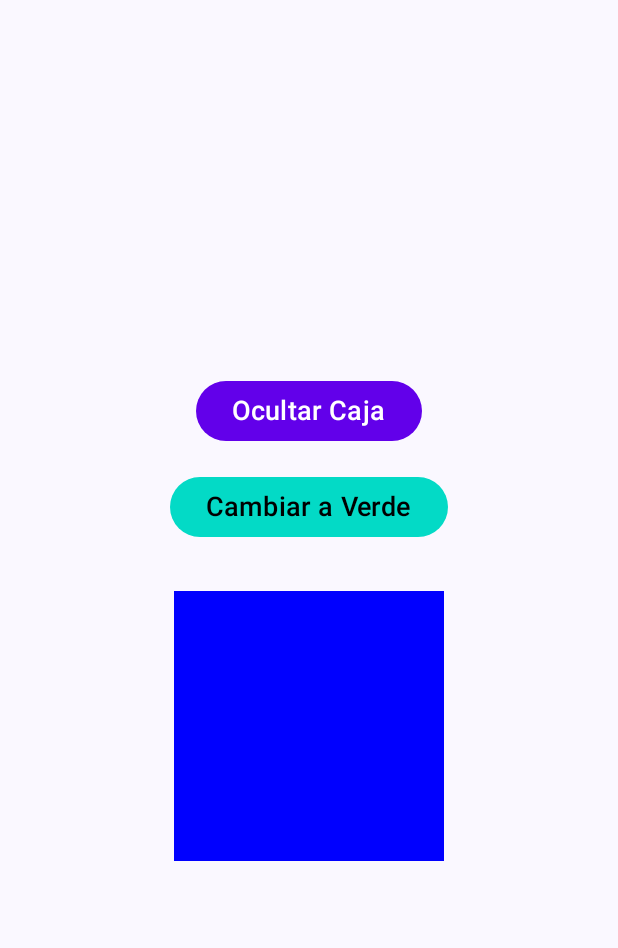
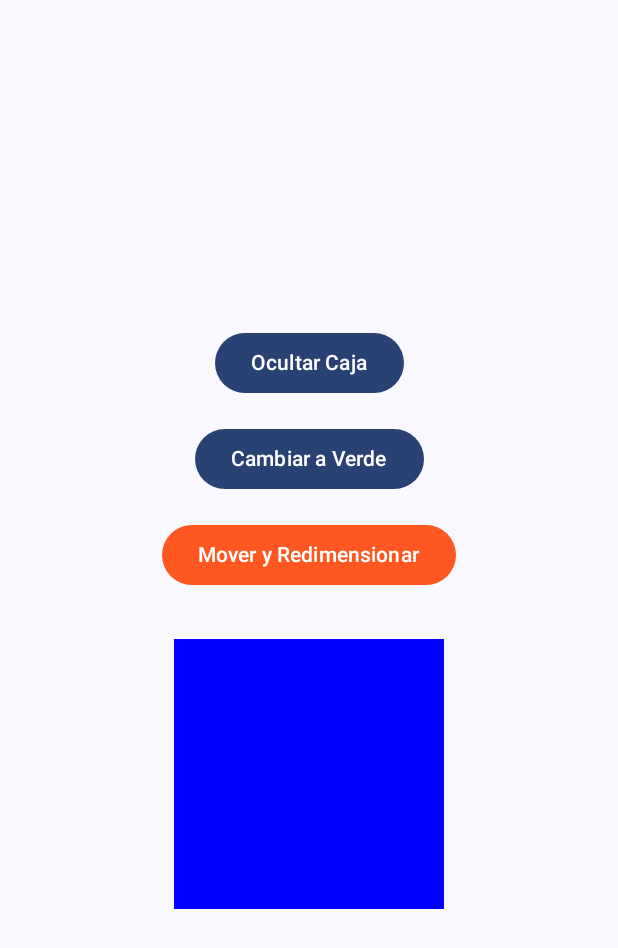
Before and after one commit to albieri765/Lab13Moviles, an Android app built with Jetpack Compose: the screen it shows after launch (MainActivity), after a tap on "Mostrar Caja", on a phone screen of 412 x 824 dp. Shown: the top 948 px of the screen. Run offline under Robolectric (Android 15) with nearby library versions, the phone set to English and light mode, and no system bars.

Commit message:
Tercer commit: Animacion de tamaño y posicion

```diff
--- a/app/src/main/java/com/example/animacionvisibledemo/MainActivity.kt
+++ b/app/src/main/java/com/example/animacionvisibledemo/MainActivity.kt
@@ -6,6 +6,9 @@ import androidx.activity.compose.setContent
 import androidx.compose.animation.AnimatedVisibility
 import androidx.compose.animation.ExperimentalAnimationApi
 import androidx.compose.animation.animateColorAsState
+import androidx.compose.animation.core.Spring
+import androidx.compose.animation.core.animateDpAsState
+import androidx.compose.animation.core.spring
 import androidx.compose.animation.core.tween
 import androidx.compose.animation.expandIn
 import androidx.compose.animation.fadeIn
@@ -37,25 +40,39 @@ class MainActivity : ComponentActivity() {
                     modifier = Modifier.fillMaxSize(),
                     color = MaterialTheme.colorScheme.background
                 ) {
-                    CajaAnimadaConEstilo()
+                    CajaAnimadaConMovimiento()
                 }
             }
         }
     }
 }
-
 @OptIn(ExperimentalAnimationApi::class)
 @Composable
-fun CajaAnimadaConEstilo() {
+fun CajaAnimadaConMovimiento() {
     var visible by remember { mutableStateOf(false) }
-    // Nuevo estado para controlar el cambio de color
     var isBlue by remember { mutableStateOf(true) }
+    // Nuevos estados para posición y tamaño
+    var isMoved by remember { mutableStateOf(false) }
 
-    // Animación del color
+    // Animaciones
     val animatedColor by animateColorAsState(
         targetValue = if (isBlue) Color.Blue else Color.Green,
-        animationSpec = tween(durationMillis = 1000) // Puedes cambiar a spring() para experimentar
-        // animationSpec = spring(stiffness = Spring.StiffnessLow)
+        animationSpec = tween(durationMillis = 1000)
+    )
+
+    val animatedSize by animateDpAsState(
+        targetValue = if (isMoved) 120.dp else 180.dp,
+        animationSpec = spring(dampingRatio = Spring.DampingRatioMediumBouncy)
+    )
+
+    val animatedOffsetX by animateDpAsState(
+        targetValue = if (isMoved) 100.dp else 0.dp,
+        animationSpec = spring(stiffness = Spring.StiffnessLow)
+    )
+
+    val animatedOffsetY by animateDpAsState(
+        targetValue = if (isMoved) (-50).dp else 0.dp,
+        animationSpec = spring(stiffness = Spring.StiffnessLow)
     )
 
     Column(
@@ -65,55 +82,37 @@ fun CajaAnimadaConEstilo() {
         horizontalAlignment = Alignment.CenterHorizontally,
         verticalArrangement = Arrangement.Center
     ) {
-        // Botón para mostrar/ocultar la caja
-        Button(
-            onClick = { visible = !visible },
-            colors = ButtonDefaults.buttonColors(containerColor = Color(0xFF6200EA))
-        ) {
-            Text(
-                text = if (visible) "Ocultar Caja" else "Mostrar Caja",
-                fontSize = 18.sp,
-                color = Color.White
-            )
+        Button(onClick = { visible = !visible }) {
+            Text(if (visible) "Ocultar Caja" else "Mostrar Caja")
         }
 
-        // Nuevo botón para cambiar el color
+        Spacer(modifier = Modifier.height(16.dp))
+
+        Button(onClick = { isBlue = !isBlue }) {
+            Text(if (isBlue) "Cambiar a Verde" else "Cambiar a Azul")
+        }
+
+        // Nuevo botón para mover y cambiar tamaño
         Spacer(modifier = Modifier.height(16.dp))
         Button(
-            onClick = { isBlue = !isBlue },
-            colors = ButtonDefaults.buttonColors(containerColor = Color(0xFF03DAC6))
+            onClick = { isMoved = !isMoved },
+            colors = ButtonDefaults.buttonColors(containerColor = Color(0xFFFF5722))
         ) {
-            Text(
-                text = if (isBlue) "Cambiar a Verde" else "Cambiar a Azul",
-                fontSize = 18.sp,
-                color = Color.Black
-            )
+            Text("Mover y Redimensionar")
         }
 
         Spacer(modifier = Modifier.height(32.dp))
 
         AnimatedVisibility(
             visible = visible,
-            enter = fadeIn(animationSpec = tween(500)) +
-                    slideInVertically(initialOffsetY = { -200 }, animationSpec = tween(500)) +
-                    scaleIn(initialScale = 0.3f, animationSpec = tween(500)) +
-                    expandIn(expandFrom = Alignment.Center, animationSpec = tween(500)),
-            exit = fadeOut(animationSpec = tween(500)) +
-                    slideOutVertically(targetOffsetY = { 200 }, animationSpec = tween(500)) +
-                    scaleOut(targetScale = 0.3f, animationSpec = tween(500)) +
-                    shrinkOut(shrinkTowards = Alignment.Center, animationSpec = tween(500))
+            enter = fadeIn() + slideInVertically() + scaleIn(),
+            exit = fadeOut() + slideOutVertically() + scaleOut()
         ) {
-            var rotation by remember { mutableStateOf(0f) }
-
-            LaunchedEffect(visible) {
-                if (visible) rotation = 360f else rotation = 0f
-            }
-
             Box(
                 modifier = Modifier
-                    .size(180.dp)
-                    .rotate(rotation)
-                    .background(animatedColor) // Usamos el color animado aquí
+                    .size(animatedSize) // Tamaño animado
+                    .offset(x = animatedOffsetX, y = animatedOffsetY) // Posición animada
+                    .background(animatedColor)
             )
         }
     }
```
Also changed, not shown: 1 other file.
